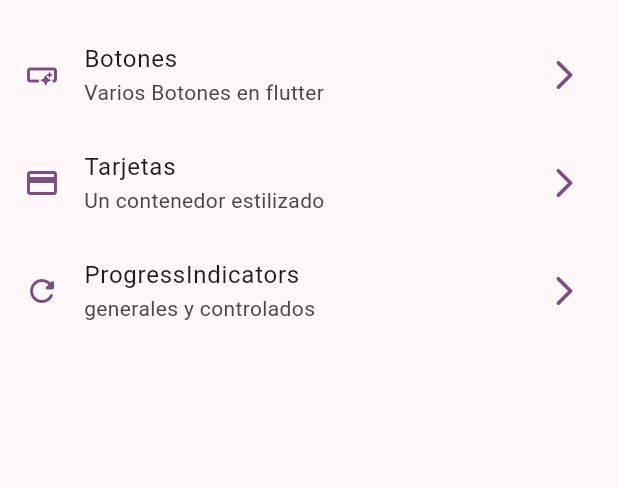
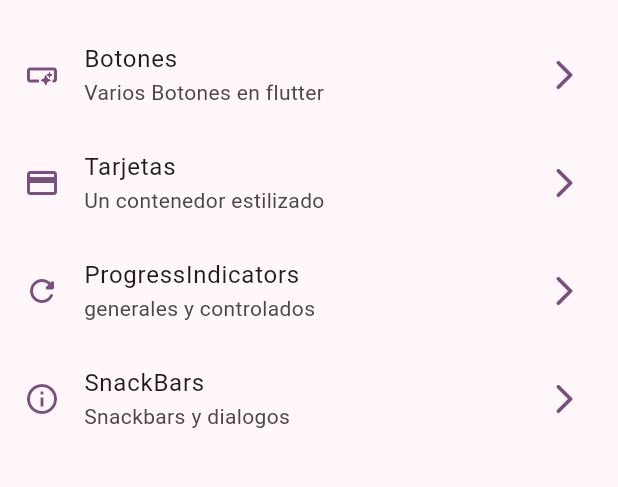
Before and after one commit to ArtroxxDev/widgets, a Flutter app: the screen it shows after launch, on a phone screen of 412 x 824 dp, the part 63-550 px from its top. Run offline on Flutter 3.47's test engine with Material 3 defaults, Android fonts, the phone set to English and light mode, and no system bars; our stand-ins replace go_router.

Commit message:
avances varios

```diff
--- a/lib/config/menu/menu_items.dart
+++ b/lib/config/menu/menu_items.dart
@@ -29,4 +29,9 @@ const appMenuItem = <MenuItem>[
       subTitle: 'generales y controlados',
       link: '/progress',
       icon: Icons.refresh_rounded),
+  MenuItem(
+      title: 'SnackBars',
+      subTitle: 'Snackbars y dialogos',
+      link: '/snackbars',
+      icon: Icons.info_outline)
 ];
--- a/lib/config/presentation/screens/screens.dart
+++ b/lib/config/presentation/screens/screens.dart
@@ -1,3 +1,5 @@
+export 'package:widgets_app/config/presentation/screens/snackbar/snackbar_screen.dart';
+
 export 'package:flutter/material.dart';
 export 'package:widgets_app/config/presentation/screens/animated/animated_screen.dart';
 export 'package:widgets_app/config/presentation/screens/app_tutorial/app_tutorial_screen.dart';
--- a/lib/config/router/app_router.dart
+++ b/lib/config/router/app_router.dart
@@ -22,4 +22,9 @@ final appRouter = GoRouter(routes: [
     name: ProgressScreen.name,
     builder: (context, state) => const ProgressScreen(),
   ),
+  GoRoute(
+    path: '/snackbars',
+    name: SnackBarScreen.name,
+    builder: (context, state) => const SnackBarScreen(),
+  )
 ]);
--- a/lib/main.dart
+++ b/lib/main.dart
@@ -13,6 +13,7 @@ class MainApp extends StatelessWidget {
   @override
   Widget build(BuildContext context) {
     return MaterialApp.router(
+      title: 'Widgets app by Matias Lopez',
       routerConfig: appRouter,
       debugShowCheckedModeBanner: false,
       theme: AppTheme(selectedColor: 4).getTheme(),
```
Also changed, not shown: lib/config/presentation/screens/snackbar/snackbar_screen.dart (+68 -3 lines).
